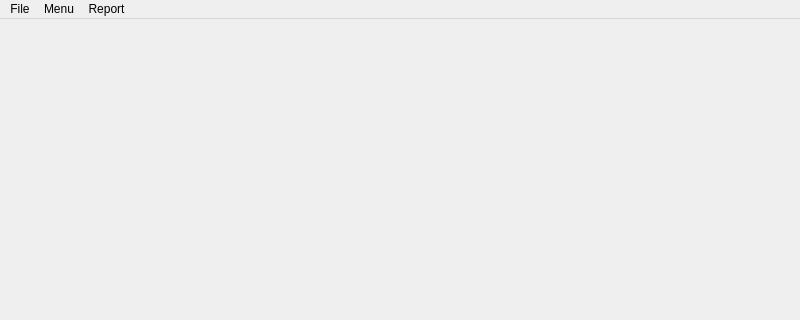
First picture: the form in mainwindow.ui, repository Rthiskidw/scrumBagModeler, before the edit; both pictures show x 0 to 800 and y 0 to 320 of the 800 by 600 pixel window.
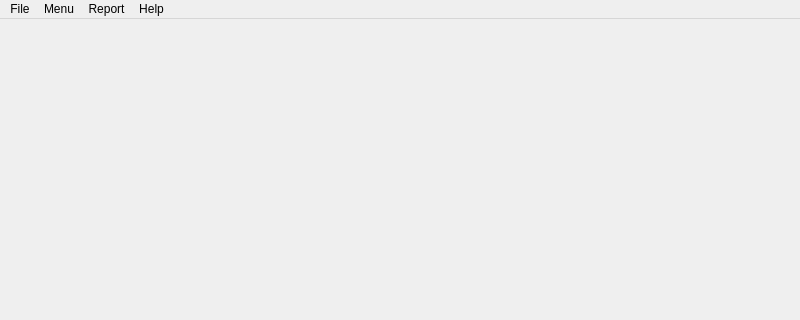
Second picture: the form after the edit.

Patch:
```diff
--- a/mainwindow.ui
+++ b/mainwindow.ui
@@ -20,7 +20,7 @@
      <x>0</x>
      <y>0</y>
      <width>800</width>
-     <height>22</height>
+     <height>21</height>
     </rect>
    </property>
    <widget class="QMenu" name="menuFile">
@@ -40,9 +40,16 @@
     </property>
     <addaction name="separator"/>
    </widget>
+   <widget class="QMenu" name="menuHelp">
+    <property name="title">
+     <string>Help</string>
+    </property>
+    <addaction name="actionContact_Us"/>
+   </widget>
    <addaction name="menuFile"/>
    <addaction name="menuMenu"/>
    <addaction name="menuReport"/>
+   <addaction name="menuHelp"/>
   </widget>
   <widget class="QStatusBar" name="statusbar"/>
   <action name="actionLogin">
```
Left out of the diff: 5 changed lines with no effect on the pictures.
